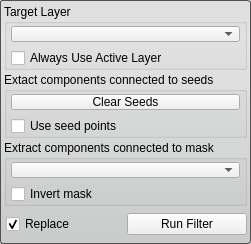
Before: the Qt Designer form src/Interface/ToolInterface/ConnectedComponentFilterInterface.ui in SCIInstitute/Seg3D, drawn with Qt 5.
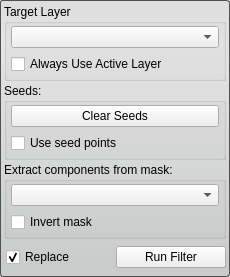
After: the same form once the commit is applied.

Patch:
```diff
--- a/src/Interface/ToolInterface/ConnectedComponentFilterInterface.ui
+++ b/src/Interface/ToolInterface/ConnectedComponentFilterInterface.ui
@@ -6,8 +6,8 @@
    <rect>
     <x>0</x>
     <y>0</y>
-    <width>251</width>
-    <height>244</height>
+    <width>230</width>
+    <height>277</height>
    </rect>
   </property>
   <property name="sizePolicy">
@@ -16,18 +16,6 @@
     <verstretch>0</verstretch>
    </sizepolicy>
   </property>
-  <property name="minimumSize">
-   <size>
-    <width>0</width>
-    <height>100</height>
-   </size>
-  </property>
-  <property name="maximumSize">
-   <size>
-    <width>16777215</width>
-    <height>16777215</height>
-   </size>
-  </property>
   <property name="windowTitle">
    <string>Connected Component Filter</string>
   </property>
@@ -104,7 +92,7 @@
    <item>
     <widget class="QGroupBox" name="groupBox">
      <property name="title">
-      <string>Extact components connected to seeds</string>
+      <string>Seeds:</string>
      </property>
      <layout class="QVBoxLayout" name="verticalLayout_2">
       <property name="spacing">
@@ -166,7 +154,7 @@
    <item>
     <widget class="QGroupBox" name="connected_to_mask_groupbox_">
      <property name="title">
-      <string>Extract components connected to mask</string>
+      <string>Extract components from mask:</string>
      </property>
      <layout class="QVBoxLayout" name="verticalLayout_5">
       <property name="leftMargin">
```
